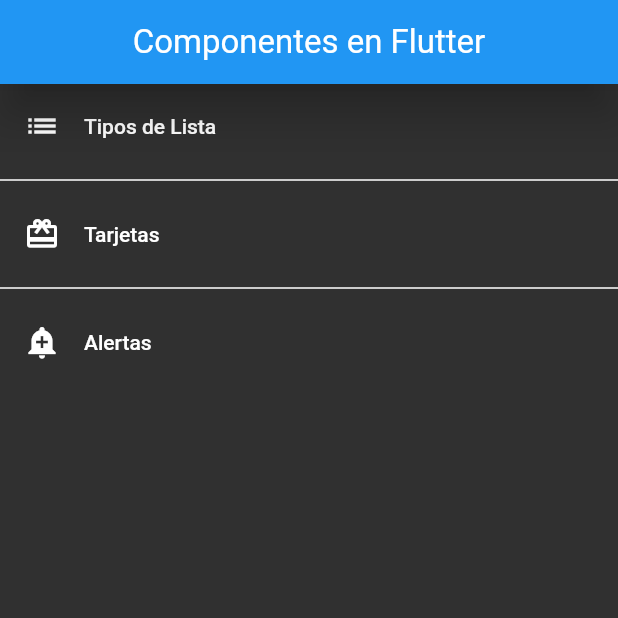
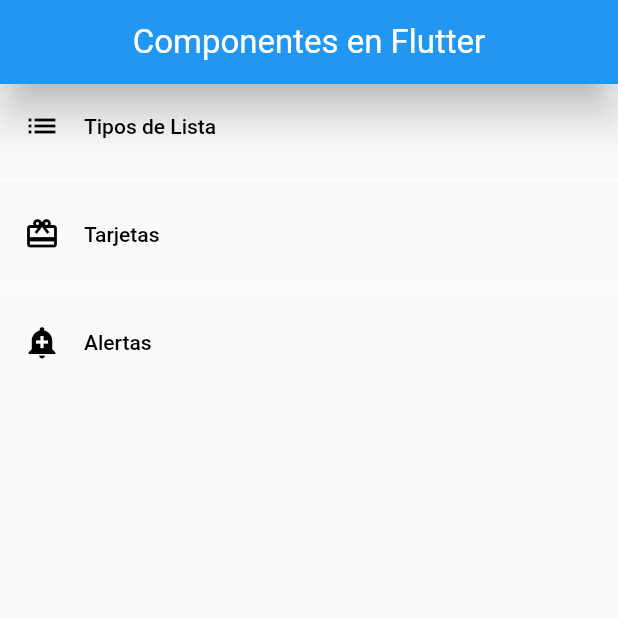
Before and after one commit to rafaelmad97/Practicas-2Flutter, a Flutter app: the screen it shows after launch, on a phone screen of 412 x 824 dp, the top half of it. Run offline on Flutter 3.47's test engine with Material 2 defaults, Android fonts, the phone set to English and light mode, and no system bars.

Commit message:
se dejo el tema ligth

```diff
--- a/lib/Theme.dart
+++ b/lib/Theme.dart
@@ -10,7 +10,7 @@
   static ThemeData _generateTheme(bool dark) =>
       dark ? ThemeData.dark() : ThemeData.light();
 
-  static ThemeData Theme = _generateTheme(true).copyWith(
+  static ThemeData Theme = _generateTheme(false).copyWith(
     useMaterial3: true,
     appBarTheme: AppBarTheme(
       backgroundColor: primary,
```
